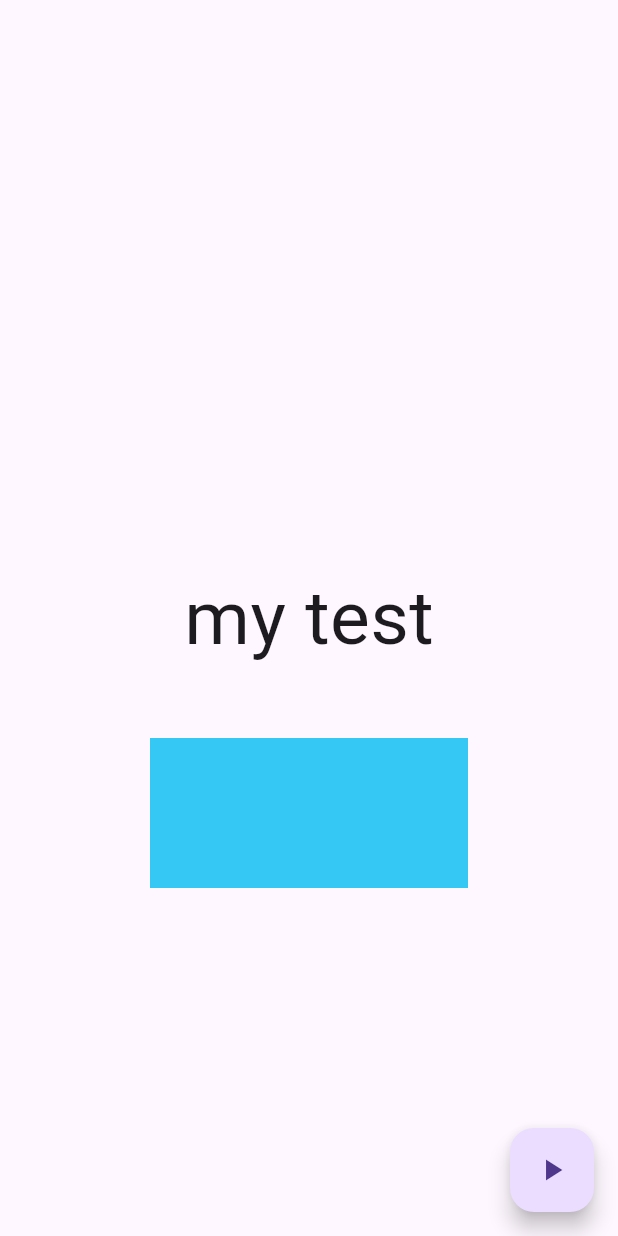
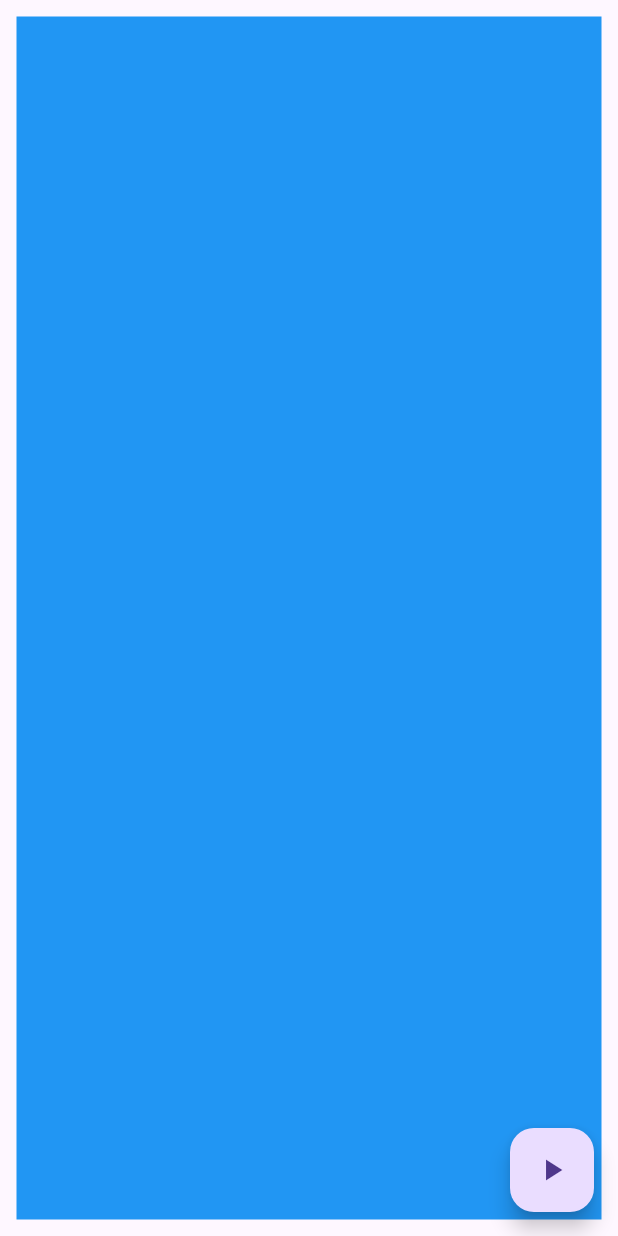
Before and after one commit to Riyam224/animation-app-flutter, a Flutter app: the screen it shows after launch, after a tap on the "play arrow" icon, on a phone screen of 412 x 824 dp. Run offline on Flutter 3.47's test engine with Material 3 defaults, Android fonts, the phone set to English and light mode, and no system bars.

Commit message:
animated padding

```diff
--- a/lib/views/home_2_.dart
+++ b/lib/views/home_2_.dart
@@ -8,40 +8,27 @@ class Home2 extends StatefulWidget {
 }
 
 class _Home2State extends State<Home2> {
-  bool visible = true;
+  double _padding = 0;
 
   @override
   Widget build(BuildContext context) {
-    return SafeArea(
-      child: Scaffold(
-        body: Stack(
-          children: [
-            const Center(
-              child: Text(
-                'my test',
-                style: TextStyle(fontSize: 50),
+    return Scaffold(
+      body: SafeArea(
+        child: AnimatedPadding(
+          duration: const Duration(seconds: 2),
+          padding: EdgeInsets.all(_padding),
+          child: Container(
+            color: Colors.blue,
           ),
         ),
-            AnimatedPositioned(
-                duration: const Duration(seconds: 4),
-                bottom: visible == true ? 320 : 00,
-                left: 100,
-                right: 100,
-                child: Container(
-                  width: 199,
-                  height: 100,
-                  color: Color.fromARGB(255, 54, 200, 244),
-                ))
-          ],
       ),
       floatingActionButton: FloatingActionButton(
         child: const Icon(Icons.play_arrow),
         onPressed: () {
           setState(() {
-              visible = !visible;
+            _padding = _padding == 0 ? 20 : 0;
           });
         },
-        ),
       ),
     );
   }
```
Lines whose indentation alone changed are shown as unchanged.
